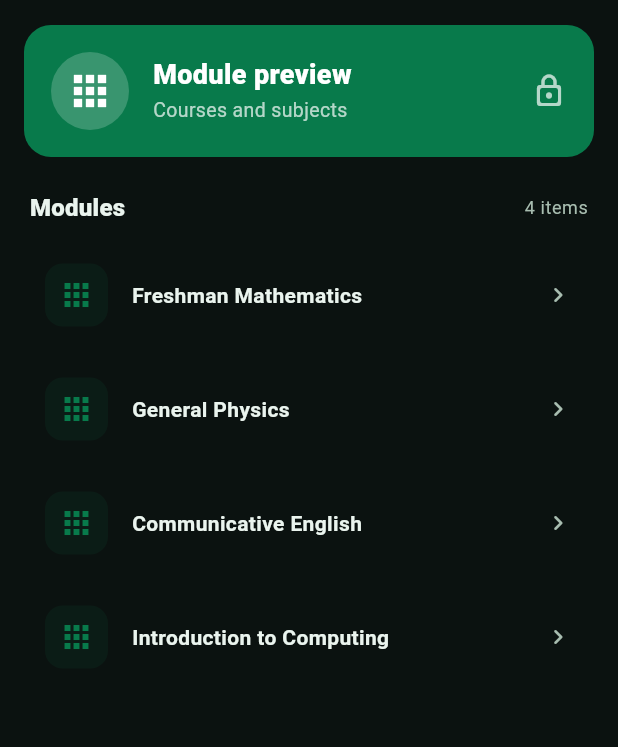
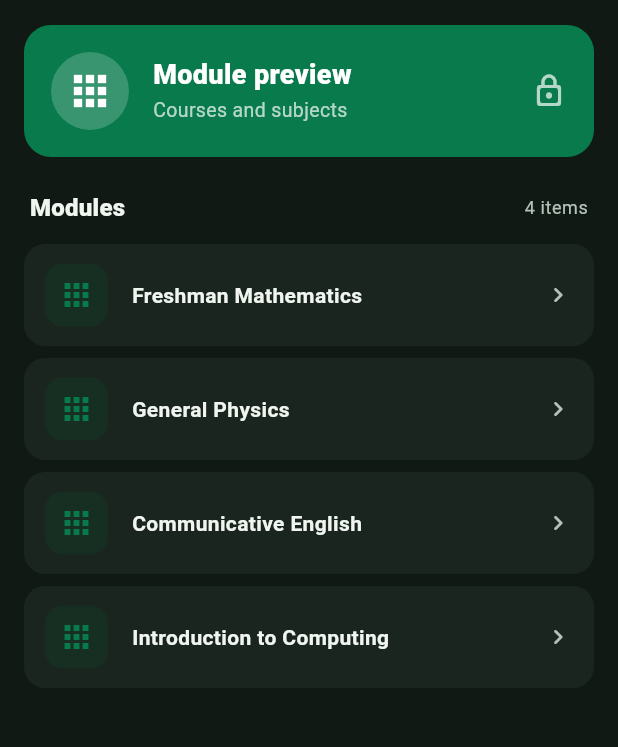
Before and after one commit to SineJhon/EduEthiopia, a Flutter app: the LearningModuleScreen screen opened directly with empty values, after a tap on the "dark mode" icon, on a phone screen of 412 x 824 dp, the part 71-818 px from its top. Run offline on Flutter 3.47's test engine with Material 3 defaults, Android fonts, the phone set to English and light mode, and no system bars; drawn by our look-alikes of flutter_animate.

Commit message:
Theme Change

```diff
--- a/lib/core/theme/app_theme.dart
+++ b/lib/core/theme/app_theme.dart
@@ -1,18 +1,28 @@
 import 'package:flutter/material.dart';
 
 abstract final class AppColors {
+  // Logo palette: forest green, warm gold, and Ethiopian red.
   static const green = Color(0xFF087A4B);
   static const darkGreen = Color(0xFF075638);
   static const gold = Color(0xFFE7B52E);
-  static const burgundy = Color(0xFF7A263A);
-  static const surface = Color(0xFFF4F7F5);
-  static const darkSurface = Color(0xFF0B1210);
-  static const darkCard = Color(0xFF15231D);
-  static const darkRaised = Color(0xFF1C3027);
-  static const darkField = Color(0xFF12201A);
-  static const darkOutline = Color(0xFF355043);
-  static const darkText = Color(0xFFEAF4EE);
-  static const darkMutedText = Color(0xFFA8BDB0);
+  static const burgundy = Color(0xFF8F263B);
+
+  static const surface = Color(0xFFF5F7F2);
+  static const darkSurface = Color(0xFF101914);
+  static const darkCard = Color(0xFF19251E);
+  static const darkRaised = Color(0xFF223329);
+  static const darkField = Color(0xFF15221A);
+  static const darkOutline = Color(0xFF3B5143);
+  static const darkText = Color(0xFFF0F5F0);
+  static const darkMutedText = Color(0xFFB4C2B8);
+
+  static const lightText = Color(0xFF18231D);
+  static const lightMutedText = Color(0xFF53635A);
+  static const lightOutline = Color(0xFFD7E0D8);
+  static const lightTint = Color(0xFFEAF2EC);
+  static const darkPrimary = Color(0xFF72D7A0);
+  static const darkGold = Color(0xFFF2C94C);
+  static const darkBurgundy = Color(0xFFE58A9C);
 }
 
 abstract final class AppThemeController {
@@ -30,31 +40,61 @@ abstract final class AppTheme {
         ).copyWith(
           primary: AppColors.green,
           onPrimary: Colors.white,
+          primaryContainer: AppColors.lightTint,
+          onPrimaryContainer: AppColors.darkGreen,
           secondary: AppColors.gold,
           onSecondary: AppColors.darkGreen,
+          secondaryContainer: const Color(0xFFFFF3C9),
+          onSecondaryContainer: const Color(0xFF4A3900),
           tertiary: AppColors.burgundy,
-          surface: AppColors.surface,
+          onTertiary: Colors.white,
+          surface: Colors.white,
+          surfaceContainerLowest: Colors.white,
+          surfaceContainerLow: AppColors.surface,
+          surfaceContainer: const Color(0xFFEDF2EC),
+          onSurface: AppColors.lightText,
+          onSurfaceVariant: AppColors.lightMutedText,
+          outline: AppColors.lightOutline,
+          outlineVariant: const Color(0xFFE7ECE7),
+          error: const Color(0xFFB3261E),
         );
 
     return ThemeData(
       colorScheme: colorScheme,
       scaffoldBackgroundColor: AppColors.surface,
       useMaterial3: true,
-      cardTheme: const CardThemeData(
+      visualDensity: VisualDensity.standard,
+      textTheme: ThemeData.light().textTheme.apply(
+        bodyColor: AppColors.lightText,
+        displayColor: AppColors.lightText,
+      ),
+      cardTheme: CardThemeData(
         color: Colors.white,
         surfaceTintColor: Colors.transparent,
         elevation: 0,
         margin: EdgeInsets.zero,
+        shape: RoundedRectangleBorder(
+          borderRadius: BorderRadius.circular(20),
+          side: const BorderSide(color: AppColors.lightOutline),
+        ),
+      ),
+      appBarTheme: const AppBarTheme(
+        backgroundColor: AppColors.surface,
+        foregroundColor: AppColors.lightText,
+        surfaceTintColor: Colors.transparent,
+        elevation: 0,
+        centerTitle: false,
       ),
       navigationBarTheme: NavigationBarThemeData(
         backgroundColor: Colors.white,
-        indicatorColor: AppColors.green.withValues(alpha: 0.12),
+        indicatorColor: AppColors.lightTint,
+        surfaceTintColor: Colors.transparent,
         elevation: 0,
         labelTextStyle: WidgetStateProperty.resolveWith(
           (states) => TextStyle(
             color: states.contains(WidgetState.selected)
-                ? AppColors.green
-                : const Color(0xFF6D7771),
+                ? AppColors.darkGreen
+                : AppColors.lightMutedText,
             fontSize: 11,
             fontWeight: states.contains(WidgetState.selected)
                 ? FontWeight.w700
@@ -62,40 +102,89 @@ abstract final class AppTheme {
           ),
         ),
       ),
-      appBarTheme: const AppBarTheme(
-        backgroundColor: AppColors.surface,
-        foregroundColor: AppColors.darkGreen,
-        elevation: 0,
-      ),
       inputDecorationTheme: InputDecorationTheme(
         filled: true,
         fillColor: Colors.white,
+        contentPadding: const EdgeInsets.symmetric(
+          horizontal: 16,
+          vertical: 16,
+        ),
         border: OutlineInputBorder(
-          borderRadius: BorderRadius.circular(14),
-          borderSide: BorderSide.none,
+          borderRadius: BorderRadius.circular(16),
+          borderSide: const BorderSide(color: AppColors.lightOutline),
         ),
+        enabledBorder: OutlineInputBorder(
+          borderRadius: BorderRadius.circular(16),
+          borderSide: const BorderSide(color: AppColors.lightOutline),
+        ),
+        focusedBorder: OutlineInputBorder(
+          borderRadius: BorderRadius.circular(16),
+          borderSide: const BorderSide(color: AppColors.green, width: 1.7),
+        ),
+        labelStyle: const TextStyle(color: AppColors.lightMutedText),
+        prefixIconColor: AppColors.green,
+      ),
+      elevatedButtonTheme: ElevatedButtonThemeData(
+        style: ElevatedButton.styleFrom(
+          backgroundColor: AppColors.green,
+          foregroundColor: Colors.white,
+          elevation: 0,
+          minimumSize: const Size(48, 50),
+          shape: RoundedRectangleBorder(
+            borderRadius: BorderRadius.circular(16),
+          ),
+          textStyle: const TextStyle(fontWeight: FontWeight.w700),
+        ),
+      ),
+      filledButtonTheme: FilledButtonThemeData(
+        style: FilledButton.styleFrom(
+          backgroundColor: AppColors.green,
+          foregroundColor: Colors.white,
+          minimumSize: const Size(48, 50),
+          shape: RoundedRectangleBorder(
+            borderRadius: BorderRadius.circular(16),
+          ),
+          textStyle: const TextStyle(fontWeight: FontWeight.w700),
+        ),
+      ),
+      dividerTheme: const DividerThemeData(color: AppColors.lightOutline),
+      snackBarTheme: SnackBarThemeData(
+        backgroundColor: AppColors.darkGreen,
+        contentTextStyle: const TextStyle(color: Colors.white),
+        behavior: SnackBarBehavior.floating,
+        shape: RoundedRectangleBorder(borderRadius: BorderRadius.circular(14)),
       ),
     );
   }
 
   static ThemeData get dark {
     final colorScheme = const ColorScheme.dark().copyWith(
-      primary: Color(0xFF72D7A0),
-      onPrimary: Color(0xFF062015),
-      secondary: Color(0xFFF0C84B),
-      onSecondary: Color(0xFF241D00),
-      tertiary: Color(0xFFD9788C),
-      surface: AppColors.darkSurface,
+      primary: AppColors.darkPrimary,
+      onPrimary: const Color(0xFF062015),
+      primaryContainer: const Color(0xFF173D29),
+      onPrimaryContainer: const Color(0xFFB7F2CC),
+      secondary: AppColors.darkGold,
+      onSecondary: const Color(0xFF302600),
+      secondaryContainer: const Color(0xFF483A0D),
+      onSecondaryContainer: const Color(0xFFFFE7A0),
+      tertiary: AppColors.darkBurgundy,
+      onTertiary: const Color(0xFF35111A),
+      surface: AppColors.darkCard,
+      surfaceContainerLowest: AppColors.darkSurface,
+      surfaceContainerLow: AppColors.darkCard,
+      surfaceContainer: AppColors.darkRaised,
       onSurface: AppColors.darkText,
       onSurfaceVariant: AppColors.darkMutedText,
       outline: AppColors.darkOutline,
-      error: Color(0xFFFFB4AB),
+      outlineVariant: const Color(0xFF2D4034),
+      error: const Color(0xFFFFB4AB),
     );
 
     return ThemeData(
       colorScheme: colorScheme,
       scaffoldBackgroundColor: AppColors.darkSurface,
       useMaterial3: true,
+      visualDensity: VisualDensity.standard,
       textTheme: ThemeData.dark().textTheme.apply(
         bodyColor: AppColors.darkText,
         displayColor: AppColors.darkText,
@@ -103,28 +192,83 @@ abstract final class AppTheme {
       appBarTheme: const AppBarTheme(
         backgroundColor: AppColors.darkSurface,
         foregroundColor: AppColors.darkText,
+        surfaceTintColor: Colors.transparent,
         elevation: 0,
+        centerTitle: false,
       ),
-      cardTheme: const CardThemeData(
+      cardTheme: CardThemeData(
         color: AppColors.darkCard,
         surfaceTintColor: Colors.transparent,
         elevation: 0,
         margin: EdgeInsets.zero,
+        shape: RoundedRectangleBorder(
+          borderRadius: BorderRadius.circular(20),
+          side: const BorderSide(color: AppColors.darkOutline),
+        ),
+      ),
+      navigationBarTheme: NavigationBarThemeData(
+        backgroundColor: AppColors.darkCard,
+        indicatorColor: const Color(0xFF294535),
+        surfaceTintColor: Colors.transparent,
+        elevation: 0,
+        labelTextStyle: WidgetStateProperty.resolveWith(
+          (states) => TextStyle(
+            color: states.contains(WidgetState.selected)
+                ? AppColors.darkPrimary
+                : AppColors.darkMutedText,
+            fontSize: 11,
+            fontWeight: states.contains(WidgetState.selected)
+                ? FontWeight.w700
+                : FontWeight.w500,
+          ),
+        ),
       ),
       inputDecorationTheme: InputDecorationTheme(
         filled: true,
         fillColor: AppColors.darkField,
+        contentPadding: const EdgeInsets.symmetric(
+          horizontal: 16,
+          vertical: 16,
+        ),
         border: OutlineInputBorder(
-          borderRadius: BorderRadius.circular(14),
+          borderRadius: BorderRadius.circular(16),
           borderSide: const BorderSide(color: AppColors.darkOutline),
         ),
         enabledBorder: OutlineInputBorder(
-          borderRadius: BorderRadius.circular(14),
+          borderRadius: BorderRadius.circular(16),
           borderSide: const BorderSide(color: AppColors.darkOutline),
         ),
         focusedBorder: OutlineInputBorder(
-          borderRadius: BorderRadius.circular(14),
-          borderSide: const BorderSide(color: Color(0xFF72D7A0), width: 2),
+          borderRadius: BorderRadius.circular(16),
+          borderSide: const BorderSide(
+            color: AppColors.darkPrimary,
+            width: 1.7,
+          ),
+        ),
+        labelStyle: const TextStyle(color: AppColors.darkMutedText),
+        prefixIconColor: AppColors.darkPrimary,
+      ),
+      elevatedButtonTheme: ElevatedButtonThemeData(
+        style: ElevatedButton.styleFrom(
+          backgroundColor: AppColors.darkPrimary,
+          foregroundColor: const Color(0xFF062015),
+          elevation: 0,
+          minimumSize: const Size(48, 50),
+          shape: RoundedRectangleBorder(
+            borderRadius: BorderRadius.circular(16),
+          ),
+          textStyle: const TextStyle(fontWeight: FontWeight.w700),
+        ),
+      ),
+      filledButtonTheme: FilledButtonThemeData(
+        style: FilledButton.styleFrom(
+          backgroundColor: AppColors.darkPrimary,
+          foregroundColor: const Color(0xFF062015),
+          minimumSize: const Size(48, 50),
+          shape: RoundedRectangleBorder(
+            borderRadius: BorderRadius.circular(16),
+          ),
+          textStyle: const TextStyle(fontWeight: FontWeight.w700),
         ),
       ),
       dividerTheme: const DividerThemeData(color: AppColors.darkOutline),
@@ -132,13 +276,15 @@ abstract final class AppTheme {
         backgroundColor: AppColors.darkCard,
         surfaceTintColor: Colors.transparent,
       ),
-      snackBarTheme: const SnackBarThemeData(
+      snackBarTheme: SnackBarThemeData(
         backgroundColor: AppColors.darkRaised,
-        contentTextStyle: TextStyle(color: AppColors.darkText),
+        contentTextStyle: const TextStyle(color: AppColors.darkText),
+        behavior: SnackBarBehavior.floating,
+        shape: RoundedRectangleBorder(borderRadius: BorderRadius.circular(14)),
       ),
       floatingActionButtonTheme: const FloatingActionButtonThemeData(
-        backgroundColor: Color(0xFFD9788C),
-        foregroundColor: Color(0xFF281018),
+        backgroundColor: AppColors.darkBurgundy,
+        foregroundColor: Color(0xFF35111A),
       ),
     );
   }
```
